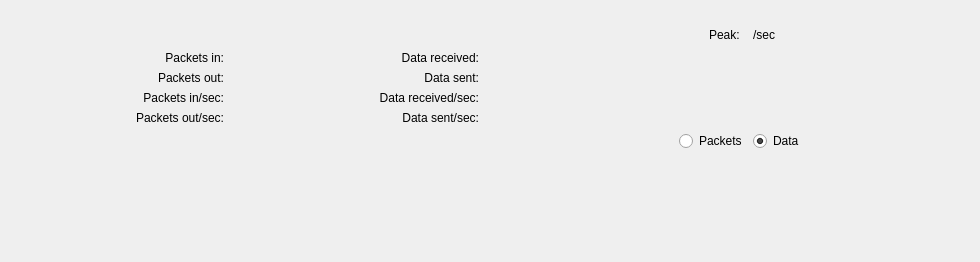
helloSystem/Utilities, file Under Construction/Activity Monitor.app/Resources/activity_monitor/ui/tab_network.ui: the form before one commit.
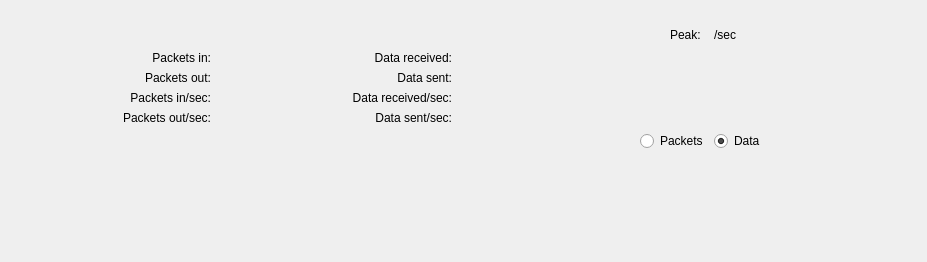
The form after the commit. Custom widgets are drawn as their Qt base class.

What changed in the file:
```diff
--- a/Under Construction/Activity Monitor.app/Resources/activity_monitor/ui/tab_network.ui
+++ b/Under Construction/Activity Monitor.app/Resources/activity_monitor/ui/tab_network.ui
@@ -6,7 +6,7 @@
             <rect>
                 <x>0</x>
                 <y>0</y>
-                <width>980</width>
+                <width>927</width>
                 <height>262</height>
             </rect>
         </property>
```
